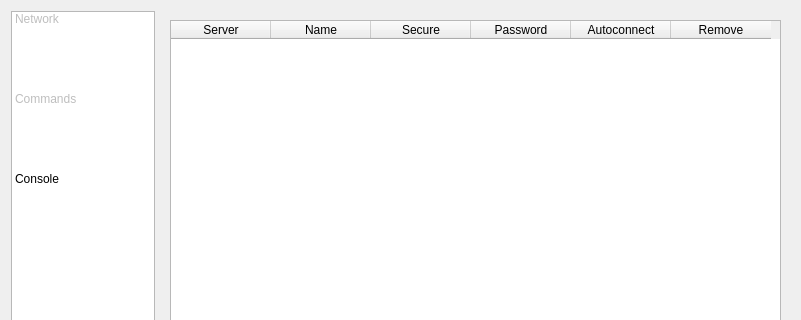
Before: the Qt Designer form src/ui/settings_dialog.ui in jjzhang166/RconGui, drawn with Qt 5; both pictures show x 0 to 801 and y 0 to 320 of the 801 by 504 pixel window.
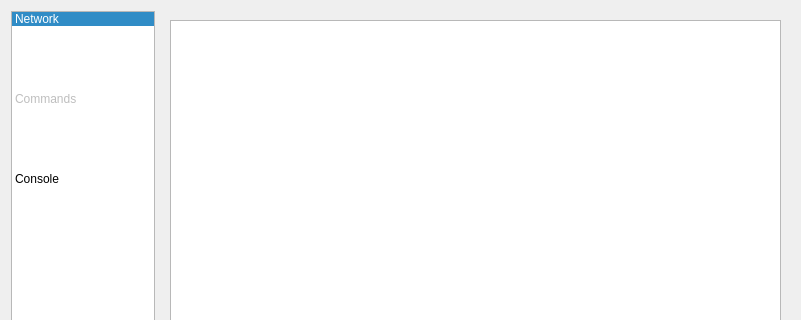
After: the same form once the commit is applied. The open tabs and pages were chosen to show the change. Icons and pictures are not drawn. Custom widgets are drawn as their Qt base class.

Commit message: Network settings server model

```diff
--- a/src/ui/settings_dialog.ui
+++ b/src/ui/settings_dialog.ui
@@ -47,6 +47,9 @@
          <height>80</height>
         </size>
        </property>
+       <property name="currentRow">
+        <number>0</number>
+       </property>
        <item>
         <property name="text">
          <string>Network</string>
@@ -56,9 +59,6 @@
           <normaloff/>
          </iconset>
         </property>
-        <property name="flags">
-         <set>ItemIsSelectable|ItemIsDragEnabled|ItemIsUserCheckable</set>
-        </property>
        </item>
        <item>
         <property name="text">
@@ -93,37 +93,19 @@
        <widget class="QWidget" name="tab_network">
         <layout class="QVBoxLayout" name="verticalLayout_2">
          <item>
-          <widget class="QTableWidget" name="tableWidget">
-           <column>
-            <property name="text">
-             <string>Server</string>
-            </property>
-           </column>
-           <column>
-            <property name="text">
-             <string>Name</string>
-            </property>
-           </column>
-           <column>
-            <property name="text">
-             <string>Secure</string>
-            </property>
-           </column>
-           <column>
-            <property name="text">
-             <string>Password</string>
-            </property>
-           </column>
-           <column>
-            <property name="text">
-             <string>Autoconnect</string>
-            </property>
-           </column>
-           <column>
-            <property name="text">
-             <string>Remove</string>
-            </property>
-           </column>
+          <widget class="QTableView" name="table_saved_servers">
+           <property name="editTriggers">
+            <set>QAbstractItemView::AllEditTriggers</set>
+           </property>
+           <property name="selectionMode">
+            <enum>QAbstractItemView::NoSelection</enum>
+           </property>
+           <attribute name="horizontalHeaderStretchLastSection">
+            <bool>true</bool>
+           </attribute>
+           <attribute name="verticalHeaderVisible">
+            <bool>false</bool>
+           </attribute>
           </widget>
          </item>
         </layout>
```
Left out of the diff: 22 changed lines with no effect on the pictures. The commit also changes 8 other files.
